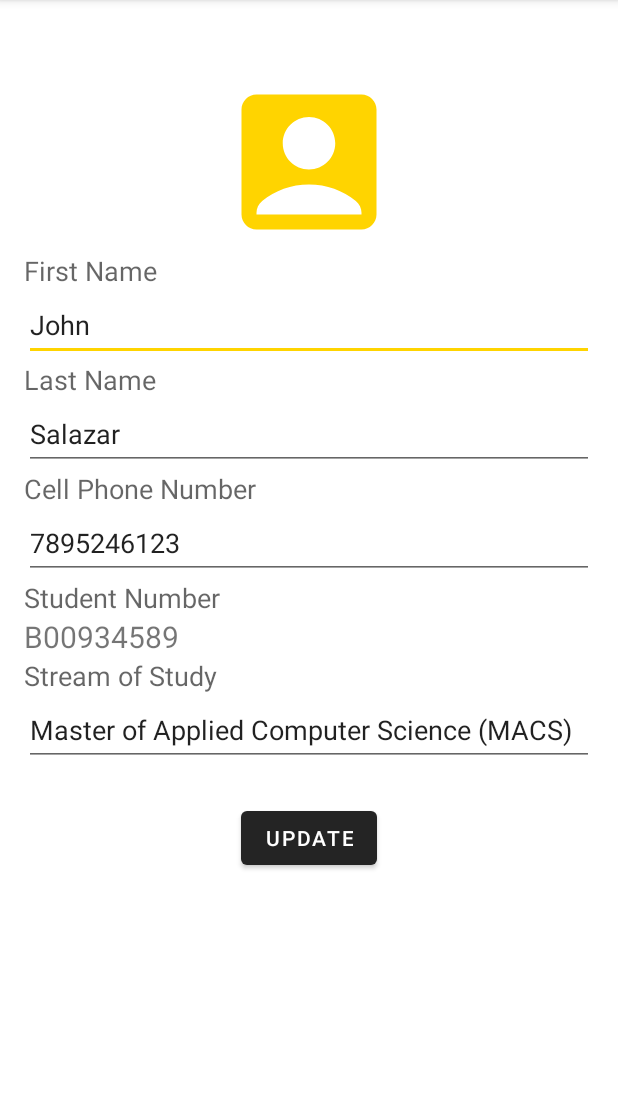
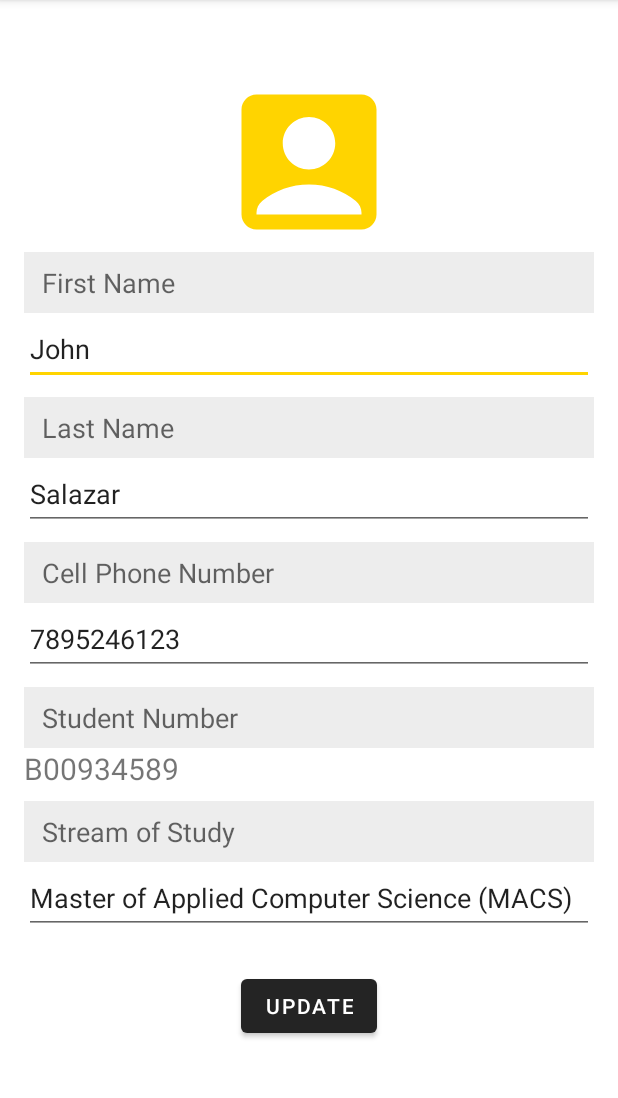
Before and after one commit to BadhriNadh/uni-app, an Android app: the AccountActivity screen opened directly, with no data from a screen before it, on a phone screen of 412 x 824 dp, the part 84-1182 px from its top. Run offline under Robolectric (Android 15) with nearby library versions, the phone set to English and light mode, and no system bars; our stand-ins replace Room's generated code.

Commit message:
Fixing layout issue in UI

```diff
--- a/app/src/main/res/layout/activity_account.xml
+++ b/app/src/main/res/layout/activity_account.xml
@@ -17,7 +17,12 @@
         android:layout_width="match_parent"
         android:layout_height="wrap_content"
         android:text="First Name"
-        android:textAppearance="@style/TextAppearance.AppCompat.Medium"/>
+        android:textAppearance="@style/TextAppearance.AppCompat.Medium"
+        android:background="@color/lightGray"
+        android:paddingLeft="12dp"
+        android:paddingTop="8dp"
+        android:paddingRight="12dp"
+        android:paddingBottom="8dp"/>
 
     <!-- User's First Name -->
     <EditText
@@ -32,7 +37,13 @@
         android:layout_width="match_parent"
         android:layout_height="wrap_content"
         android:text="Last Name"
-        android:textAppearance="@style/TextAppearance.AppCompat.Medium"/>
+        android:textAppearance="@style/TextAppearance.AppCompat.Medium"
+        android:background="@color/lightGray"
+        android:paddingLeft="12dp"
+        android:paddingTop="8dp"
+        android:paddingRight="12dp"
+        android:paddingBottom="8dp"
+        android:layout_marginTop="8dp"/>
 
     <!-- User's Last Name -->
     <EditText
@@ -47,7 +58,13 @@
         android:layout_width="match_parent"
         android:layout_height="wrap_content"
         android:text="Cell Phone Number"
-        android:textAppearance="@style/TextAppearance.AppCompat.Medium"/>
+        android:textAppearance="@style/TextAppearance.AppCompat.Medium"
+        android:background="@color/lightGray"
+        android:paddingLeft="12dp"
+        android:paddingTop="8dp"
+        android:paddingRight="12dp"
+        android:paddingBottom="8dp"
+        android:layout_marginTop="8dp"/>
 
     <!-- User's Cell Phone Number -->
     <EditText
@@ -63,7 +80,13 @@
         android:layout_width="match_parent"
         android:layout_height="wrap_content"
         android:text="Student Number"
-        android:textAppearance="@style/TextAppearance.AppCompat.Medium"/>
+        android:textAppearance="@style/TextAppearance.AppCompat.Medium"
+        android:background="@color/lightGray"
+        android:paddingLeft="12dp"
+        android:paddingTop="8dp"
+        android:paddingRight="12dp"
+        android:paddingBottom="8dp"
+        android:layout_marginTop="8dp"/>
 
     <!-- User's Student Number (Non-editable) -->
     <TextView
@@ -78,7 +101,13 @@
         android:layout_width="match_parent"
         android:layout_height="wrap_content"
         android:text="Stream of Study"
-        android:textAppearance="@style/TextAppearance.AppCompat.Medium"/>
+        android:textAppearance="@style/TextAppearance.AppCompat.Medium"
+        android:background="@color/lightGray"
+        android:paddingLeft="12dp"
+        android:paddingTop="8dp"
+        android:paddingRight="12dp"
+        android:paddingBottom="8dp"
+        android:layout_marginTop="8dp"/>
 
     <!-- User's Stream of Study -->
     <EditText
--- a/app/src/main/res/layout/item_link.xml
+++ b/app/src/main/res/layout/item_link.xml
@@ -4,9 +4,9 @@
         android:layout_width="match_parent"
         android:layout_height="wrap_content"
         android:padding="8dp"
-        android:background="@color/beak_gold"
+        android:background="@color/light_beak_gold"
         android:layout_margin="4dp"
-        android:backgroundTint="@color/beak_gold"
+        android:backgroundTint="@color/light_beak_gold"
         android:backgroundTintMode="multiply" >
 
         <ImageView
@@ -24,7 +24,8 @@
             android:layout_marginStart="16dp"
             android:layout_toEndOf="@id/linkImage"
             android:textSize="18sp"
-            android:textColor="@android:color/black" />
+            android:textColor="@android:color/black"
+            android:textStyle="bold"/>
 
     </RelativeLayout>
 
```
